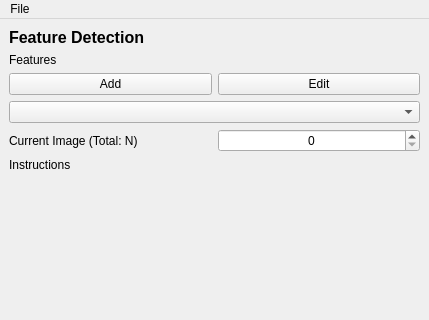
DeMarcoLab/fibsem, file fibsem/ui/qtdesigner_files/FibsemFeatureDetectionUI.ui: the form before one commit; both pictures show x 0 to 429 and y 0 to 320 of the 429 by 648 pixel window.
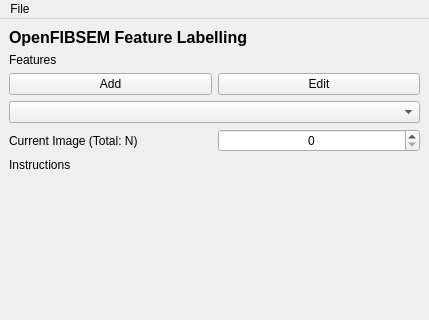
The form after the commit.

Commit message: upgrade to labelling tool

Diff of the .ui file:
```diff
--- a/fibsem/ui/qtdesigner_files/FibsemFeatureDetectionUI.ui
+++ b/fibsem/ui/qtdesigner_files/FibsemFeatureDetectionUI.ui
@@ -28,7 +28,7 @@
        </font>
       </property>
       <property name="text">
-       <string>Feature Detection</string>
+       <string>OpenFIBSEM Feature Labelling</string>
       </property>
      </widget>
     </item>
```
The commit also changes 6 other files.
